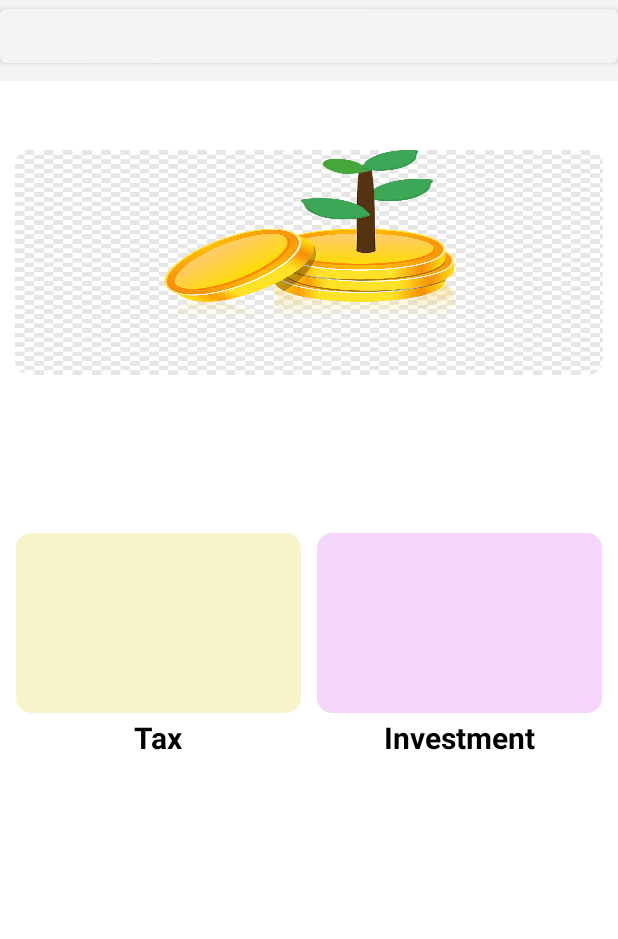
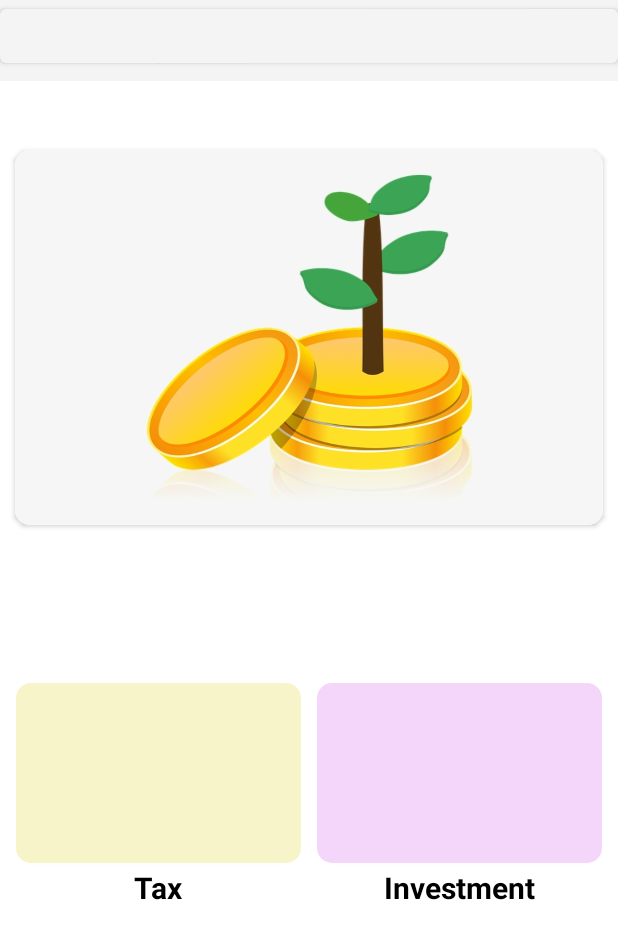
Before and after one commit to abhirishi0805/FinBuddy, an Android app: the screen it shows after launch (MainActivity), on a phone screen of 412 x 824 dp. Shown: the top 939 px of the screen. Run offline under Robolectric (Android 15) with nearby library versions, the phone set to English and light mode, and no system bars; our stand-ins replace navigation-ui; libraries missing offline, so code that uses them is left out: com.alan.alansdk; plain views replace AlanButton; 5 statements that could not run were skipped.

Commit message:
ui improvements

```diff
--- a/app/src/main/java/com/example/finbuddy/Fragments/HomeScreen.java
+++ b/app/src/main/java/com/example/finbuddy/Fragments/HomeScreen.java
@@ -24,10 +24,8 @@ import java.util.ArrayList;
 
 public class HomeScreen extends Fragment {
 
-
     RelativeLayout tax_fragment , investment_fragment;
     ViewPager2 viewPager2;
-
 
     @Nullable
     @Override
@@ -53,9 +51,9 @@ public class HomeScreen extends Fragment {
 
 
          ArrayList<Integer> arr =  new ArrayList<Integer>();
-         arr.add(R.drawable.phto_one);
+         arr.add(R.drawable.photo_one);
+         arr.add(R.drawable.photo_three);
          arr.add(R.drawable.photo_two);
-         arr.add(R.drawable.phtoto_three);
 
         sliderAdapter adapter  = new sliderAdapter(getContext(), arr , viewPager2 );
         viewPager2.setAdapter(adapter);
--- a/app/src/main/res/layout/fragment_home.xml
+++ b/app/src/main/res/layout/fragment_home.xml
@@ -34,7 +34,7 @@
         android:layout_marginStart="10dp"
         android:layout_marginEnd="10dp"
         android:layout_width="match_parent"
-        android:layout_height="150dp">
+        android:layout_height="250dp">
 
         <androidx.viewpager2.widget.ViewPager2
             android:id="@+id/view_pager2"
```
Also changed, not shown: app/src/main/res/drawable-v24/photo_one.jpeg (added), app/src/main/res/drawable-v24/photo_three.png (added), app/src/main/res/drawable-v24/photo_two.png, app/src/main/res/drawable-v24/phto_one.png (deleted).
